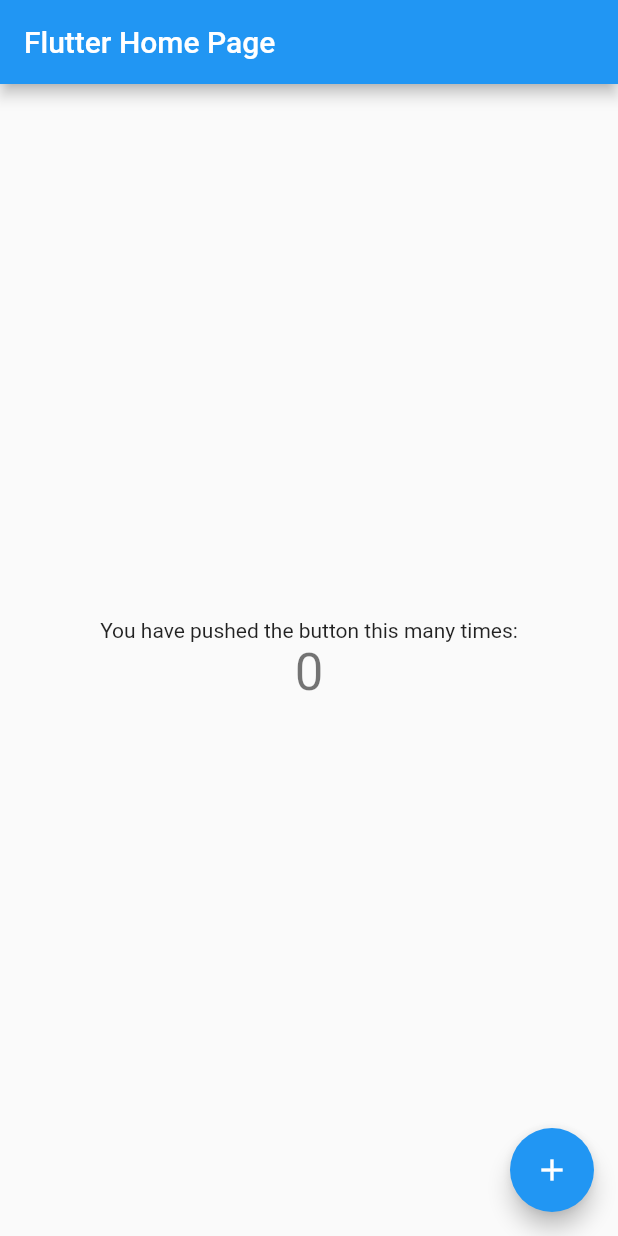
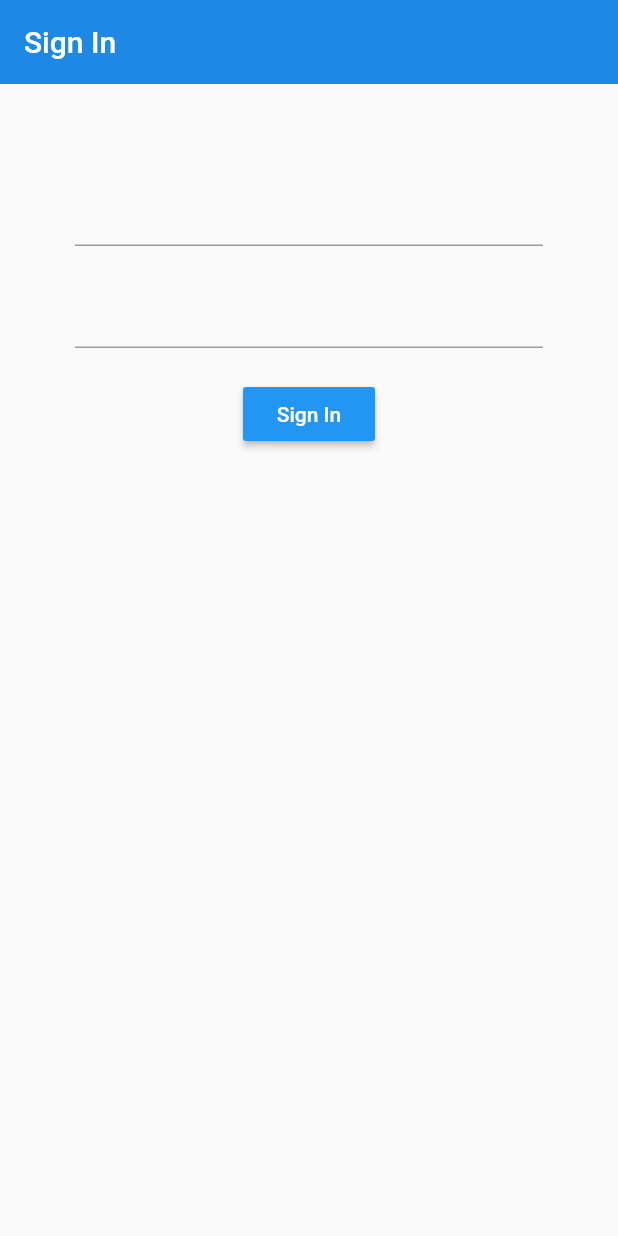
Before and after one commit to TharindaDilshan/Employee_Activity_Tracker, a Flutter app: the screen it shows after launch, on a phone screen of 412 x 824 dp. Run offline on Flutter 3.47's test engine with Material 2 defaults, Android fonts, the phone set to English and light mode, and no system bars; our stand-ins replace firebase_auth; accounts and stored records are empty.

Commit message:
Sign in form, user model and provider package

```diff
--- a/lib/main.dart
+++ b/lib/main.dart
@@ -1,4 +1,9 @@
+import 'package:employee_activity_tracker/models/user.dart';
+import 'package:employee_activity_tracker/screens/authenticate/authenticate.dart';
+import 'package:employee_activity_tracker/screens/wrapper.dart';
+import 'package:employee_activity_tracker/services/auth.dart';
 import 'package:flutter/material.dart';
+import 'package:provider/provider.dart';
 
 void main() => runApp(MyApp());
 
@@ -6,106 +11,11 @@ class MyApp extends StatelessWidget {
   // This widget is the root of your application.
   @override
   Widget build(BuildContext context) {
-    return MaterialApp(
-      title: 'Flutter Demo',
-      theme: ThemeData(
-        // This is the theme of your application.
-        //
-        // Try running your application with "flutter run". You'll see the
-        // application has a blue toolbar. Then, without quitting the app, try
-        // changing the primarySwatch below to Colors.green and then invoke
-        // "hot reload" (press "r" in the console where you ran "flutter run",
-        // or simply save your changes to "hot reload" in a Flutter IDE).
-        // Notice that the counter didn't reset back to zero; the application
-        // is not restarted.
-        primarySwatch: Colors.blue,
+    return StreamProvider<User>.value(
+      value: AuthService().user,
+      child: MaterialApp(
+          home: Wrapper()
       ),
-      home: MyHomePage(title: 'Flutter Home Page'),
     );
   }
 }
-
-class MyHomePage extends StatefulWidget {
-  MyHomePage({Key key, this.title}) : super(key: key);
-
-  // This widget is the home page of your application. It is stateful, meaning
-  // that it has a State object (defined below) that contains fields that affect
-  // how it looks.
-
-  // This class is the configuration for the state. It holds the values (in this
-  // case the title) provided by the parent (in this case the App widget) and
-  // used by the build method of the State. Fields in a Widget subclass are
-  // always marked "final".
-
-  final String title;
-
-  @override
-  _MyHomePageState createState() => _MyHomePageState();
-}
-
-class _MyHomePageState extends State<MyHomePage> {
-  int _counter = 0;
-
-  void _incrementCounter() {
-    setState(() {
-      // This call to setState tells the Flutter framework that something has
-      // changed in this State, which causes it to rerun the build method below
-      // so that the display can reflect the updated values. If we changed
-      // _counter without calling setState(), then the build method would not be
-      // called again, and so nothing would appear to happen.
-      _counter++;
-    });
-  }
-
-  @override
-  Widget build(BuildContext context) {
-    // This method is rerun every time setState is called, for instance as done
-    // by the _incrementCounter method above.
-    //
-    // The Flutter framework has been optimized to make rerunning build methods
-    // fast, so that you can just rebuild anything that needs updating rather
-    // than having to individually change instances of widgets.
-    return Scaffold(
-      appBar: AppBar(
-        // Here we take the value from the MyHomePage object that was created by
-        // the App.build method, and use it to set our appbar title.
-        title: Text(widget.title),
-      ),
-      body: Center(
-        // Center is a layout widget. It takes a single child and positions it
-        // in the middle of the parent.
-        child: Column(
-          // Column is also a layout widget. It takes a list of children and
-          // arranges them vertically. By default, it sizes itself to fit its
-          // children horizontally, and tries to be as tall as its parent.
-          //
-          // Invoke "debug painting" (press "p" in the console, choose the
-          // "Toggle Debug Paint" action from the Flutter Inspector in Android
-          // Studio, or the "Toggle Debug Paint" command in Visual Studio Code)
-          // to see the wireframe for each widget.
-          //
-          // Column has various properties to control how it sizes itself and
-          // how it positions its children. Here we use mainAxisAlignment to
-          // center the children vertically; the main axis here is the vertical
-          // axis because Columns are vertical (the cross axis would be
-          // horizontal).
-          mainAxisAlignment: MainAxisAlignment.center,
-          children: <Widget>[
-            Text(
-              'You have pushed the button this many times:',
-            ),
-            Text(
-              '$_counter',
-              style: Theme.of(context).textTheme.display1,
-            ),
-          ],
-        ),
-      ),
-      floatingActionButton: FloatingActionButton(
-        onPressed: _incrementCounter,
-        tooltip: 'Increment',
-        child: Icon(Icons.add),
-      ), // This trailing comma makes auto-formatting nicer for build methods.
-    );
-  }
-}
--- /dev/null
+++ b/lib/models/user.dart
@@ -0,0 +1,7 @@
+class User{
+
+  final String uid;
+
+  User({this.uid});
+
+}
--- /dev/null
+++ b/lib/screens/authenticate/authenticate.dart
@@ -0,0 +1,16 @@
+import 'package:employee_activity_tracker/screens/authenticate/sign_in.dart';
+import 'package:flutter/material.dart';
+
+class Authenticate extends StatefulWidget {
+  @override
+  _AuthenticateState createState() => _AuthenticateState();
+}
+
+class _AuthenticateState extends State<Authenticate> {
+  @override
+  Widget build(BuildContext context) {
+    return Container(
+      child: SignIn()
+    );
+  }
+}
--- /dev/null
+++ b/lib/screens/authenticate/sign_in.dart
@@ -0,0 +1,66 @@
+import 'package:employee_activity_tracker/services/auth.dart';
+import 'package:flutter/material.dart';
+
+class SignIn extends StatefulWidget {
+  @override
+  _SignInState createState() => _SignInState();
+}
+
+class _SignInState extends State<SignIn> {
+
+  final AuthService _auth = AuthService();
+
+  String email = '';
+  String password = '';
+
+  @override
+  Widget build(BuildContext context) {
+    return Scaffold(
+      appBar: AppBar(
+        backgroundColor: Colors.blue[600],
+        elevation: 0.0,
+        title: Text('Sign In'),
+      ),
+      body: Container(
+        padding: EdgeInsets.symmetric(vertical: 20.0, horizontal: 50.0),
+        child: Form(
+          child: Column(
+            children: <Widget>[
+              SizedBox(height: 40.0),
+              TextFormField(
+                onChanged: (val) {
+                  setState(() {
+                    email = val;
+                  });
+                },
+              ),
+              SizedBox(height: 20.0),
+              TextFormField(
+                obscureText: true,
+                onChanged: (val) {
+                  setState(() {
+                    password = val;
+                  });
+                },
+              ),
+              SizedBox(height: 20.0),
+              RaisedButton(
+                color: Colors.blue,
+                child: Text(
+                  'Sign In',
+                  style: TextStyle(
+                    color: Colors.white
+                  ),
+                ),
+                onPressed: () async {
+                  print(email);
+                  print(password);
+                },
+              ),
+            ],
+          ),
+        ),
+      ),
+    );
+  }
+}
--- /dev/null
+++ b/lib/screens/wrapper.dart
@@ -0,0 +1,20 @@
+import 'package:employee_activity_tracker/models/user.dart';
+import 'package:employee_activity_tracker/screens/authenticate/authenticate.dart';
+import 'package:employee_activity_tracker/screens/home/home.dart';
+import 'package:flutter/material.dart';
+import 'package:provider/provider.dart';
+
+class Wrapper extends StatelessWidget {
+  @override
+  Widget build(BuildContext context) {
+
+    final user = Provider.of<User>(context);
+
+    // Return either home or authenticate
+    if(user == null){
+      return Authenticate();
+    }else{
+      return Home();
+    }
+  }
+}
--- a/pubspec.yaml
+++ b/pubspec.yaml
@@ -21,6 +21,7 @@ dependencies:
     sdk: flutter
   firebase_auth: ^0.14.0+5
   cloud_firestore: ^0.12.9+4
+  provider: ^4.0.4
 
   # The following adds the Cupertino Icons font to your application.
   # Use with the CupertinoIcons class for iOS style icons.
```
Also changed, not shown: lib/screens/home/home.dart (added, +26 -0 lines), lib/services/auth.dart (added, +43 -0 lines), pubspec.lock.
